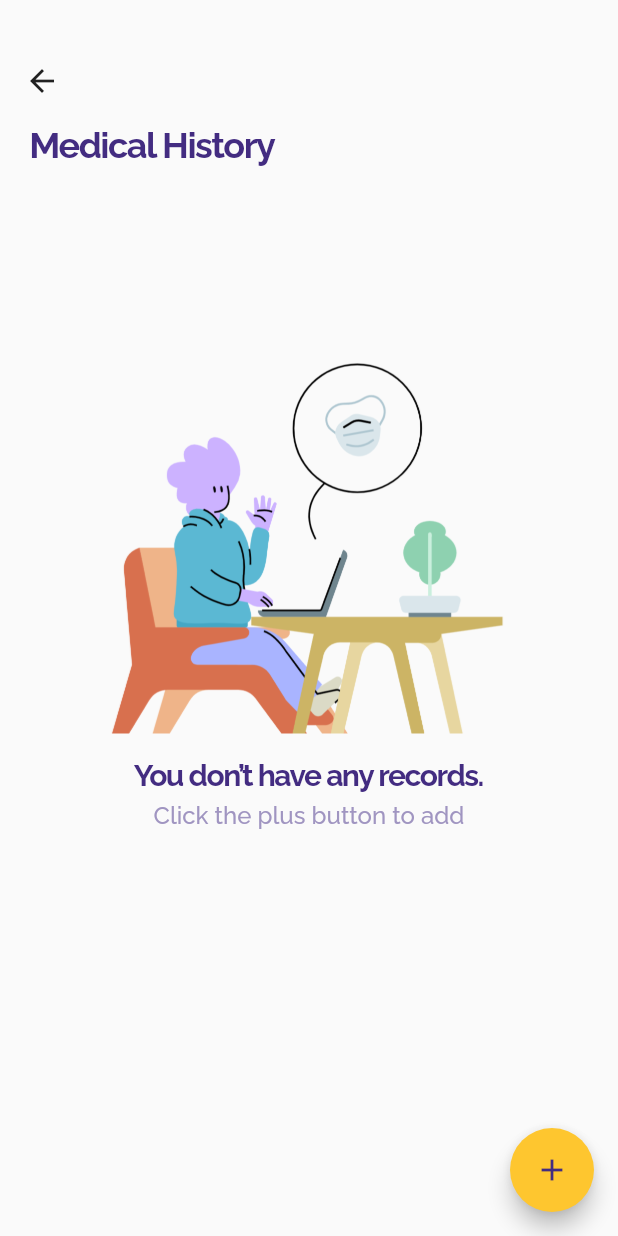
After one commit to Syahro/healthcare, a Flutter app: the EmptyDetailsPage screen opened directly, on a phone screen of 412 x 824 dp. The commit adds this screen. Run offline on Flutter 3.47's test engine with Material 2 defaults, Android fonts, the phone set to English and light mode, and no system bars; our stand-ins replace google_fonts.

Commit message:
done modified detailsEmtpyPage and add some assets or support

```diff
--- /dev/null
+++ b/lib/pages/empty_details_page.dart
@@ -0,0 +1,81 @@
+import 'package:flutter/material.dart';
+import 'package:healthcare/theme.dart';
+
+class EmptyDetailsPage extends StatelessWidget {
+  @override
+  Widget build(BuildContext context) {
+    return Scaffold(
+      floatingActionButton: FloatingActionButton(
+        onPressed: () {},
+        backgroundColor: yellowColor,
+        child: Icon(
+          Icons.add,
+          color: inkOne,
+        ),
+      ),
+      floatingActionButtonLocation: FloatingActionButtonLocation.endFloat,
+      body: Column(
+        children: [
+          Padding(
+            padding: EdgeInsets.only(
+              top: 42,
+              left: 16,
+              right: 16,
+            ),
+            child: Column(
+              crossAxisAlignment: CrossAxisAlignment.start,
+              children: [
+                Row(
+                  mainAxisAlignment: MainAxisAlignment.start,
+                  children: [
+                    Icon(
+                      Icons.arrow_back,
+                    ),
+                  ],
+                ),
+                SizedBox(
+                  height: 16,
+                ),
+                Padding(
+                  padding: EdgeInsets.only(left: 4),
+                  child: Text(
+                    'Medical History',
+                    style: headingFour.copyWith(
+                      color: inkOne,
+                    ),
+                  ),
+                ),
+              ],
+            ),
+          ),
+          SizedBox(
+            height: 119,
+          ),
+          Image.asset(
+            'assets/empty_illus.png',
+            width: MediaQuery.of(context).size.width - (2 * 22),
+            height: 270,
+          ),
+          SizedBox(
+            height: 6,
+          ),
+          Text(
+            'You don’t have any records.',
+            style: headingFive.copyWith(
+              color: inkOne,
+            ),
+          ),
+          SizedBox(
+            height: 6,
+          ),
+          Text(
+            'Click the plus button to add',
+            style: paragraphOne.copyWith(
+              color: inkFour,
+            ),
+          ),
+        ],
+      ),
+    );
+  }
+}
--- a/lib/pages/home_page.dart
+++ b/lib/pages/home_page.dart
@@ -1,5 +1,6 @@
 import 'package:flutter/material.dart';
 import 'package:healthcare/pages/details_page.dart';
+import 'package:healthcare/pages/empty_details_page.dart';
 import 'package:healthcare/theme.dart';
 import 'package:healthcare/widget/home_cate_card.dart';
 
@@ -44,6 +45,16 @@ class HomePage extends StatelessWidget {
                   height: 16,
                 ),
                 InkWell(
+                  onDoubleTap: () {
+                    Navigator.push(
+                      context,
+                      MaterialPageRoute(
+                        builder: (context) {
+                          return EmptyDetailsPage();
+                        },
+                      ),
+                    );
+                  },
                   onTap: () {
                     Navigator.push(
                       context,
--- a/lib/theme.dart
+++ b/lib/theme.dart
@@ -15,6 +15,7 @@ Color redColor = Color(0XFFEB5858);
 Color blueColor = Color(0XFF29C9FB);
 Color inkOne = Color(0XFF432C81);
 Color inkThree = Color(0XFF7B6BA8);
+Color inkFour = Color(0XFFA095C1);
 Color inkSix = Color(0XFFEDECF4);
 Color greyColor = Color(0XFFE0DDEA);
 Color darkGreyColor = Color(0XFF82799D);
```
Also changed, not shown: assets/empty_illus.png (added).
